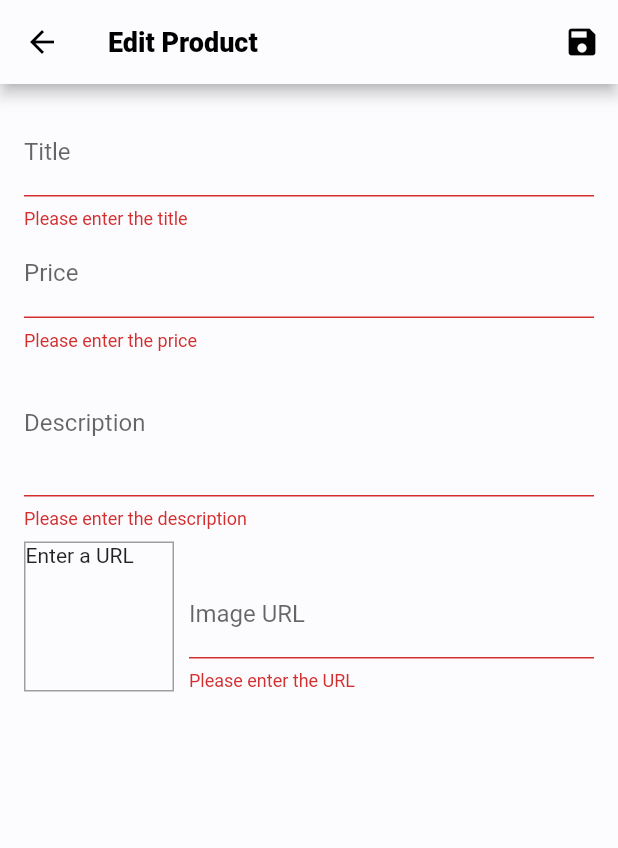
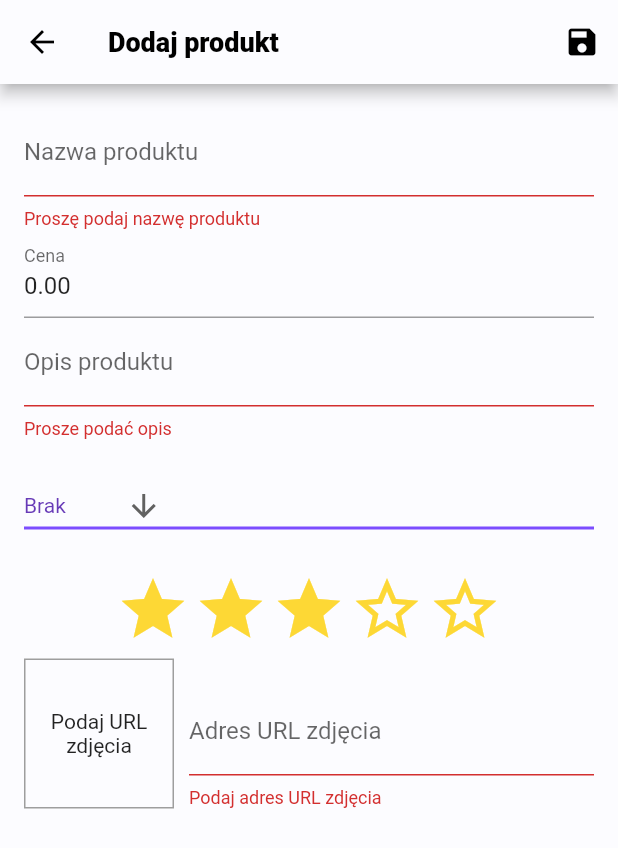
Before and after one commit to Kurczaak/Electronics-Store-App, a Flutter app: the AddProductScreen screen opened by its route, after a tap on the "save" icon, on a phone screen of 412 x 824 dp. Shown: the top 848 px of the screen. Run offline on Flutter 3.47's test engine with Material 2 defaults, Android fonts, the phone set to English and light mode, and no system bars; our stand-ins replace carousel_slider, font_awesome_flutter, image_picker, introduction_screen, shared_preferences, smooth_star_rating and 1 more; missing offline and left inert: flutter_absolute_path, multi_image_picker, qr_code_scanner; accounts and stored records are empty.

Commit message:
Adding products works correctly. Added fav and offer screens

```diff
--- a/lib/providers/products.dart
+++ b/lib/providers/products.dart
@@ -7,46 +7,46 @@ import './models/product.dart';
 
 class Products with ChangeNotifier {
   List<Product> _items = [
-    Product(
-      id: 'p1',
-      title: 'Tv',
-      description: 'This is a dummy tv',
-      price: 1499.99,
-      imageUrl:
-          'https://www.mediaexpert.pl/media/cache/gallery/product/4/165/460/73/wrlazb74/images/19/1941067/Telewizor-PHILIPS-LED-58PUS7304-bok-lewy__1.jpg',
-      rate: 6,
-      category: Category.TV,
-    ),
-    Product(
-      id: 'p2',
-      title: 'Washing Machinge',
-      description: 'This is a dummy Washing Machinge',
-      price: 2499.99,
-      imageUrl:
-          'https://www.mediaexpert.pl/media/cache/gallery/product/2/557/679/115/iervzono/images/13/1386053/Pralka-BOSCH-WAN242MSPL-front.jpg',
-      rate: 5,
-      category: Category.AGD,
-    ),
-    Product(
-      id: 'p3',
-      title: 'Laptop',
-      description: 'This is a dummy laptop',
-      price: 1229.99,
-      imageUrl:
-          'https://www.mediaexpert.pl/media/cache/gallery/product/2/235/645/541/9xgbwdbd/images/24/2409742/Laptop-ACER-Nitro-5-front-prawy.jpg',
-      rate: 4,
-      category: Category.Computers,
-    ),
-    Product(
-      id: 'p1',
-      title: 'Smartphone',
-      description: 'This is a dummy smartphone',
-      price: 829.99,
-      imageUrl:
-          'https://www.mediaexpert.pl/media/cache/gallery/product/2/297/985/274/wakcffxl/images/24/2435102/Smartfon-SAMSUNG-Galaxy-SM-A315-A31-Czarny-Front-Plecki__1.jpg',
-      rate: 2,
-      category: Category.Smartphones,
-    ),
+    // Product(
+    //   id: 'p1',
+    //   title: 'Tv',
+    //   description: 'This is a dummy tv',
+    //   price: 1499.99,
+    //   imageUrl:
+    //       'https://www.mediaexpert.pl/media/cache/gallery/product/4/165/460/73/wrlazb74/images/19/1941067/Telewizor-PHILIPS-LED-58PUS7304-bok-lewy__1.jpg',
+    //   rate: 1,
+    //   category: Category.TV,
+    // ),
+    // Product(
+    //   id: 'p2',
+    //   title: 'Washing Machinge',
+    //   description: 'This is a dummy Washing Machinge',
+    //   price: 2499.99,
+    //   imageUrl:
+    //       'https://www.mediaexpert.pl/media/cache/gallery/product/2/557/679/115/iervzono/images/13/1386053/Pralka-BOSCH-WAN242MSPL-front.jpg',
+    //   rate: 5,
+    //   category: Category.AGD,
+    // ),
+    // Product(
+    //   id: 'p3',
+    //   title: 'Laptop',
+    //   description: 'This is a dummy laptop',
+    //   price: 1229.99,
+    //   imageUrl:
+    //       'https://www.mediaexpert.pl/media/cache/gallery/product/2/235/645/541/9xgbwdbd/images/24/2409742/Laptop-ACER-Nitro-5-front-prawy.jpg',
+    //   rate: 4,
+    //   category: Category.Computers,
+    // ),
+    // Product(
+    //   id: 'p1',
+    //   title: 'Smartphone',
+    //   description: 'This is a dummy smartphone',
+    //   price: 829.99,
+    //   imageUrl:
+    //       'https://www.mediaexpert.pl/media/cache/gallery/product/2/297/985/274/wakcffxl/images/24/2435102/Smartfon-SAMSUNG-Galaxy-SM-A315-A31-Czarny-Front-Plecki__1.jpg',
+    //   rate: 2,
+    //   category: Category.Smartphones,
+    // ),
   ];
 
   List<Product> get items {
--- a/lib/screens/add_product.dart
+++ b/lib/screens/add_product.dart
@@ -1,8 +1,10 @@
 import 'package:flutter/material.dart';
 import 'package:provider/provider.dart';
 
+import 'package:smooth_star_rating/smooth_star_rating.dart';
 import '../providers/models/product.dart';
 import '../providers/products.dart';
+import 'package:restaurant_ui_kit/util/const.dart';
 
 class AddProductScreen extends StatefulWidget {
   static const routeName = '/edit-product';
@@ -16,6 +18,7 @@ class _AddProductScreenState extends State<AddProductScreen> {
   final _imageUrlController = TextEditingController();
   final _imageUrlFocusNode = FocusNode();
   final _form = GlobalKey<FormState>();
+  final List<String> _categoriesList = Product.listOfCategories;
   var _isLoading = false;
 
   var _editedProduct = Product(
@@ -28,11 +31,14 @@ class _AddProductScreenState extends State<AddProductScreen> {
       rate: 0,
       isFavorite: false);
   Map<String, String> _initValues = {
+    'id': '',
     'title': '',
-    'price': '',
-    'id': '',
     'description': '',
-    'url': '',
+    'price': '0.00',
+    'imageUrl':
+        'https://upload.wikimedia.org/wikipedia/commons/thumb/a/ac/No_image_available.svg/480px-No_image_available.svg.png',
+    'rate': '3',
+    'category': 'Brak',
   };
 
   var _initialized = false;
@@ -76,12 +82,6 @@ class _AddProductScreenState extends State<AddProductScreen> {
           ),
         );
       }
-      // finally {
-      //   setState(() {
-      //     _isLoading = false;
-      //   });
-      //   Navigator.of(context).pop();
-      // }
     }
     setState(() {
       _isLoading = false;
@@ -95,25 +95,26 @@ class _AddProductScreenState extends State<AddProductScreen> {
     super.initState();
   }
 
-  @override
-  void didChangeDependencies() {
-    if (!_initialized) {
-      final productId = ModalRoute.of(context).settings.arguments;
-      if (productId != null) {
-        _editedProduct = Provider.of<Products>(context).findById(productId);
-        _initValues = {
-          'title': _editedProduct.title,
-          'price': _editedProduct.price.toString(),
-          'id': _editedProduct.id,
-          'description': _editedProduct.description,
-          'url': _editedProduct.imageUrl,
-        };
-      }
-      _imageUrlController.text = _editedProduct.imageUrl;
-    }
-    _initialized = true;
-    super.didChangeDependencies();
-  }
+  // If editing is needed
+  // @override
+  // void didChangeDependencies() {
+  //   if (!_initialized) {
+  //     final productId = ModalRoute.of(context).settings.arguments;
+  //     if (productId != null) {
+  //       _editedProduct = Provider.of<Products>(context).findById(productId);
+  //       _initValues = {
+  //         'title': _editedProduct.title,
+  //         'price': _editedProduct.price.toString(),
+  //         'id': _editedProduct.id,
+  //         'description': _editedProduct.description,
+  //         'url': _editedProduct.imageUrl,
+  //       };
+  //     }
+  //     _imageUrlController.text = _editedProduct.imageUrl;
+  //   }
+  //   _initialized = true;
+  //   super.didChangeDependencies();
+  // }
 
   @override
   void dispose() {
@@ -127,9 +128,15 @@ class _AddProductScreenState extends State<AddProductScreen> {
 
   @override
   Widget build(BuildContext context) {
-    return Scaffold(
+    return GestureDetector(
+      onTap: () {
+        _priceFocusNode.unfocus();
+        _imageUrlFocusNode.unfocus();
+        _descriptionFocusNode.unfocus();
+      },
+      child: Scaffold(
         appBar: AppBar(
-        title: Text('Edit Product'),
+          title: Text('Dodaj produkt'),
           actions: [
             IconButton(
               icon: Icon(Icons.save),
@@ -145,13 +152,15 @@ class _AddProductScreenState extends State<AddProductScreen> {
                   key: _form,
                   child: ListView(
                     children: [
+                      // Tytuł
                       TextFormField(
                         initialValue: _initValues['title'],
                         decoration: InputDecoration(
-                        labelText: 'Title',
+                          labelText: 'Nazwa produktu',
                         ),
                         validator: (value) {
-                        if (value.isEmpty) return 'Please enter the title';
+                          if (value.isEmpty)
+                            return 'Proszę podaj nazwę produktu';
                           return null;
                         },
                         textInputAction: TextInputAction.next,
@@ -159,31 +168,25 @@ class _AddProductScreenState extends State<AddProductScreen> {
                           FocusScope.of(context).requestFocus(_priceFocusNode);
                         },
                         onSaved: (value) {
-                        _editedProduct = Product(
-                            title: value,
-                            description: _editedProduct.description,
-                            id: _editedProduct.id,
-                            imageUrl: _editedProduct.imageUrl,
-                            price: _editedProduct.price,
-                            isFavorite: _editedProduct.isFavorite,
-                            category: _editedProduct.category,
-                            rate: _editedProduct.rate);
+                          _editedProduct =
+                              Product.newTitle(_editedProduct, value);
                         },
                       ),
+                      // Cena
                       TextFormField(
                           initialValue: _initValues['price'],
                           decoration: InputDecoration(
-                          labelText: 'Price',
+                            labelText: 'Cena',
                           ),
                           textInputAction: TextInputAction.next,
                           validator: (value) {
                             if (value.isEmpty)
-                            return 'Please enter the price';
+                              return 'Proszę podaj cenę';
                             else if (!value
                                 .contains(new RegExp(r'^\d{0,8}(\.\d{1,4})?$')))
-                            return 'Please enter a valid price';
+                              return 'Podaj poprawną cenę';
                             else if (double.parse(value) < 0)
-                            return 'Please enter a number greater than zero';
+                              return 'Wprowadź liczbę nieujemną';
                             return null;
                           },
                           keyboardType: TextInputType.number,
@@ -193,40 +196,77 @@ class _AddProductScreenState extends State<AddProductScreen> {
                                 .requestFocus(_descriptionFocusNode);
                           },
                           onSaved: (value) {
-                          _editedProduct = Product(
-                              title: _editedProduct.title,
-                              description: _editedProduct.description,
-                              id: _editedProduct.id,
-                              imageUrl: _editedProduct.imageUrl,
-                              price: double.parse(value),
-                              isFavorite: _editedProduct.isFavorite,
-                              category: _editedProduct.category,
-                              rate: _editedProduct.rate);
+                            _editedProduct = Product.newPrice(
+                                _editedProduct, double.parse(value));
                           }),
+                      // Opis
                       TextFormField(
                           initialValue: _initValues['description'],
                           decoration: InputDecoration(
-                          labelText: 'Description',
+                            labelText: 'Opis produktu',
                           ),
                           validator: (value) {
-                          if (value.isEmpty)
-                            return 'Please enter the description';
+                            if (value.isEmpty) return 'Prosze podać opis';
                             return null;
                           },
+                          minLines: 1,
                           maxLines: 3,
                           focusNode: _descriptionFocusNode,
                           keyboardType: TextInputType.multiline,
                           onSaved: (value) {
-                          _editedProduct = Product(
-                              title: _editedProduct.title,
-                              description: value,
-                              id: _editedProduct.id,
-                              imageUrl: _editedProduct.imageUrl,
-                              price: _editedProduct.price,
-                              isFavorite: _editedProduct.isFavorite,
-                              category: _editedProduct.category,
-                              rate: _editedProduct.rate);
+                            _editedProduct =
+                                Product.newDescription(_editedProduct, value);
                           }),
+                      // Kategorie
+                      Padding(
+                        padding: const EdgeInsets.symmetric(vertical: 20),
+                        child: DropdownButton<String>(
+                          value: _initValues['category'],
+                          icon: Icon(Icons.arrow_downward),
+                          iconSize: 24,
+                          elevation: 16,
+                          style: TextStyle(color: Colors.deepPurple),
+                          underline: Container(
+                            height: 2,
+                            color: Colors.deepPurpleAccent,
+                          ),
+                          onChanged: (String newValue) {
+                            _editedProduct = Product.newCategory(_editedProduct,
+                                Product.stringToCategory(newValue));
+                            setState(() {
+                              _initValues['category'] = newValue;
+                            });
+                          },
+                          items: _categoriesList
+                              .map<DropdownMenuItem<String>>((String value) {
+                            return DropdownMenuItem<String>(
+                              value: (value),
+                              child: Text(value),
+                            );
+                          }).toList(),
+                        ),
+                      ),
+                      // Ilość gwiazdek
+                      Center(
+                        child: SmoothStarRating(
+                          color: Constants.ratingBG,
+                          borderColor: Constants.ratingBG,
+                          rating: 3,
+                          isReadOnly: false,
+                          size: 50,
+                          filledIconData: Icons.star,
+                          halfFilledIconData: Icons.star_half,
+                          defaultIconData: Icons.star_border,
+                          starCount: 5,
+                          allowHalfRating: true,
+                          spacing: 2.0,
+                          onRated: (value) {
+                            _editedProduct =
+                                Product.newRate(_editedProduct, value);
+                          },
+                        ),
+                      ),
+                      // Obrazek
                       Row(
                         crossAxisAlignment: CrossAxisAlignment.end,
                         children: [
@@ -235,11 +275,17 @@ class _AddProductScreenState extends State<AddProductScreen> {
                             height: 100,
                             margin: EdgeInsets.only(top: 8, right: 10),
                             decoration: BoxDecoration(
-                              border: Border.all(width: 1, color: Colors.grey)),
+                                border:
+                                    Border.all(width: 1, color: Colors.grey)),
                             child: _imageUrlController.text.isEmpty
-                              ? Text('Enter a URL')
+                                ? Center(
+                                    child: Text(
+                                    'Podaj URL zdjęcia',
+                                    textAlign: TextAlign.center,
+                                  ))
                                 : FittedBox(
-                                  child: Image.network(_imageUrlController.text,
+                                    child: Image.network(
+                                        _imageUrlController.text,
                                         fit: BoxFit.cover),
                                   ),
                           ),
@@ -247,26 +293,25 @@ class _AddProductScreenState extends State<AddProductScreen> {
                             child: TextFormField(
                                 validator: (value) {
                                   if (value.isEmpty)
-                                  return 'Please enter the URL';
+                                    return 'Podaj adres URL zdjęcia';
                                   return null;
                                 },
-                              decoration:
-                                  InputDecoration(labelText: 'Image URL'),
+                                decoration: InputDecoration(
+                                    labelText: 'Adres URL zdjęcia'),
                                 keyboardType: TextInputType.url,
                                 textInputAction: TextInputAction.done,
                                 controller: _imageUrlController,
                                 focusNode: _imageUrlFocusNode,
                                 onFieldSubmitted: (_) => _saveForm(),
+                                onChanged: (value) {
+                                  setState(() {
+                                    _editedProduct = Product.newImageUrl(
+                                        _editedProduct, value);
+                                  });
+                                },
                                 onSaved: (value) {
-                                _editedProduct = Product(
-                                    title: _editedProduct.title,
-                                    description: _editedProduct.description,
-                                    id: _editedProduct.id,
-                                    imageUrl: value,
-                                    price: _editedProduct.price,
-                                    isFavorite: _editedProduct.isFavorite,
-                                    category: _editedProduct.category,
-                                    rate: _editedProduct.rate);
+                                  _editedProduct = Product.newImageUrl(
+                                      _editedProduct, value);
                                 }),
                           ),
                         ],
@@ -275,6 +320,7 @@ class _AddProductScreenState extends State<AddProductScreen> {
                   ),
                 ),
               ),
+      ),
     );
   }
 }
--- a/lib/screens/favorite_screen.dart
+++ b/lib/screens/favorite_screen.dart
@@ -40,7 +40,9 @@ class _FavoriteScreenState extends State<FavoriteScreen>
     return Scaffold(
       body: RefreshIndicator(
         onRefresh: productsData.fetchAndServeProducts,
-        child: Padding(
+        child: _isLoading
+            ? Center(child: CircularProgressIndicator())
+            : Padding(
                 padding: EdgeInsets.fromLTRB(10.0, 0, 10.0, 0),
                 child: ListView(
                   children: <Widget>[
@@ -64,11 +66,7 @@ class _FavoriteScreenState extends State<FavoriteScreen>
                       ),
                       itemCount: products == null ? 0 : products.length,
                       itemBuilder: (BuildContext context, int index) {
-                  return GridTile(
-                    child: Image.network(products[index].imageUrl),
-                    header: Text(products[index].title),
-                    footer: Text(products[index].description),
-                  );
+                        return GridProduct(products[index]);
                       },
                     ),
                     SizedBox(height: 30),
--- a/lib/screens/refund_form.dart
+++ b/lib/screens/refund_form.dart
@@ -124,7 +124,8 @@ class _RefundFormState extends State<RefundForm> {
                   context: context,
                   builder: (ctx) => AlertDialog(
                     title: Text('Powrót'),
-                    content: Text('Czy na pewno chcesz wyjść?'),
+                    content: Text(
+                        'Czy na pewno chcesz powrócić do menu gównego? Wprowadzone dane zostaną utracone'),
                     actions: [
                       FlatButton(
                         child: Text('Tak'),
--- a/pubspec.yaml
+++ b/pubspec.yaml
@@ -32,6 +32,7 @@ dependencies:
   vibration: ^1.4.0
   multi_image_picker: ^4.7.12
   flutter_absolute_path: ^1.0.6
+  smooth_star_rating: ^1.1.1
 
 
 
```
Also changed, not shown: lib/providers/models/product.dart (+121 -4 lines), lib/screens/categories_screen.dart (+18 -21 lines), lib/screens/dishes.dart (+28 -33 lines), lib/screens/offer_screen.dart (+36 -13 lines), lib/widgets/grid_product.dart (+20 -26 lines), pubspec.lock. Lines whose indentation alone changed are shown as unchanged.
